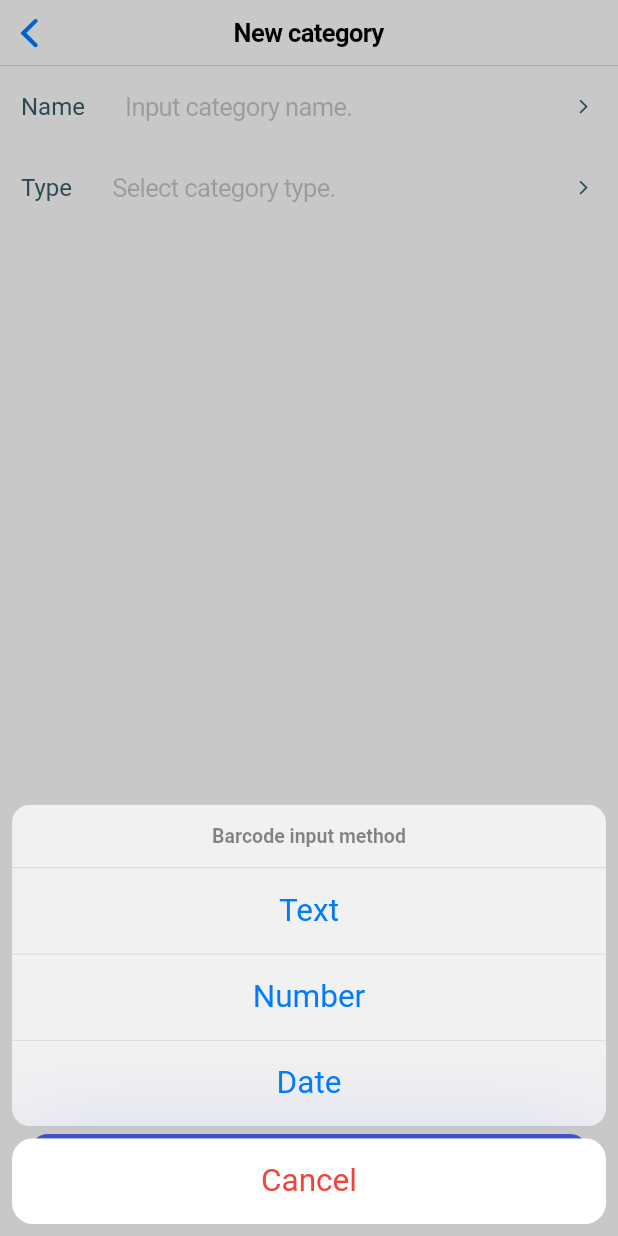
After one commit to daviresio/inventory_manager_app, a Flutter app: the AddCategoryPage screen opened directly, after a tap on "Type", on a phone screen of 412 x 824 dp. The commit adds this screen. Run offline on Flutter 3.47's test engine with Material 2 defaults, Android fonts, the phone set to English and light mode, and no system bars; our stand-ins replace cached_network_image, firebase_auth, firebase_core, firebase_crashlytics, firebase_storage, flutter_hooks and 9 more; missing offline and left inert: pedantic, strings; accounts and stored records are empty; network calls fail.

Commit message:
create category logic

```diff
--- /dev/null
+++ b/lib/components/inventory_float_action_button.dart
@@ -0,0 +1,24 @@
+import 'package:flutter/cupertino.dart';
+import 'package:inventory_manager/core/inventory_colors.dart';
+import 'package:inventory_manager/core/inventory_spacing.dart';
+
+class InventoryFloatActionButton extends StatelessWidget {
+  final String label;
+  final void Function() onPressed;
+
+  const InventoryFloatActionButton(
+      {required this.onPressed, required this.label});
+
+  @override
+  Widget build(BuildContext context) {
+    return Container(
+      width: MediaQuery.of(context).size.width,
+      margin: InventorySpacing.medium2.spacingHorizontal(),
+      child: CupertinoButton(
+        child: Text(label),
+        color: InventoryColors.primaryColor,
+        onPressed: onPressed,
+      ),
+    );
+  }
+}
--- /dev/null
+++ b/lib/controllers/category_controller.dart
@@ -0,0 +1,69 @@
+import 'package:flutter/material.dart';
+import 'package:hooks_riverpod/hooks_riverpod.dart';
+import 'package:inventory_manager/models/category/category_model.dart';
+import 'package:inventory_manager/services/category_service.dart';
+import 'package:uuid/uuid.dart';
+
+final categoriesNotifierProvider =
+    StateNotifierProvider<CategoriesNotifier>((ref) {
+  return CategoriesNotifier(ref.read);
+});
+
+final categoryNotifierProvider = StateNotifierProvider<CategoryNotifier>((ref) {
+  return CategoryNotifier(ref.read);
+});
+
+class CategoriesNotifier extends StateNotifier<CategoryList> {
+  final Reader read;
+  CategoriesNotifier(this.read, [CategoryList? categoryList])
+      : super(categoryList ?? CategoryList.loading());
+
+  getList() async {
+    var result = await CategoryService.listCategories();
+    if (result != null) {
+      state = CategoryList.data(result);
+    }
+  }
+}
+
+class CategoryNotifier extends StateNotifier<Category> {
+  final Reader read;
+  CategoryNotifier(this.read, [Category? category])
+      : super(category ??
+            Category.data(CategoryModel(
+              name: '',
+              valueType: '',
+              value: '',
+              id: Uuid().v4(),
+            )));
+
+  setName(String value) {
+    state.maybeWhen(
+      data: (data) {
+        state = Category.data(data.copyWith(name: value));
+      },
+      orElse: () {},
+    );
+  }
+
+  setType(String type) {
+    state.maybeWhen(
+      data: (data) {
+        state = Category.data(data.copyWith(valueType: type));
+      },
+      orElse: () {},
+    );
+  }
+
+  save(BuildContext context) async {
+    await state.maybeWhen(
+      data: (data) async {
+        state = Category.loading();
+        state = await CategoryService.createCategory(payload: data);
+        state = Category.data(data);
+        Navigator.of(context).pop(data);
+      },
+      orElse: () {},
+    );
+  }
+}
--- a/lib/models/category/category_model.dart
+++ b/lib/models/category/category_model.dart
@@ -12,4 +12,24 @@ class CategoryModel with _$CategoryModel {
     String? value,
     String? valueType,
   }) = _CategoryModel;
+
+  factory CategoryModel.fromJson(Map<String, dynamic> json) =>
+      _$CategoryModelFromJson(json);
 }
+
+@freezed
+class Category with _$Category {
+  const factory Category.data(CategoryModel category) = CategoryData;
+  const factory Category.loading() = CategoryLoading;
+  const factory Category.error(Object error, StackTrace stackTrace) =
+      CategoryError;
+}
+
+@freezed
+class CategoryList with _$CategoryList {
+  const factory CategoryList.data(List<CategoryModel> categories) =
+      CategoryListData;
+  const factory CategoryList.loading() = CategoryListLoading;
+  const factory CategoryList.error(Object error, StackTrace stackTrace) =
+      CategoryListError;
+}
--- /dev/null
+++ b/lib/screens/add_category_page.dart
@@ -0,0 +1,112 @@
+import 'package:flutter/cupertino.dart';
+import 'package:flutter/material.dart';
+import 'package:flutter_hooks/flutter_hooks.dart';
+import 'package:hooks_riverpod/hooks_riverpod.dart';
+import 'package:inventory_manager/components/input_row.dart';
+import 'package:inventory_manager/components/inventory_float_action_button.dart';
+import 'package:inventory_manager/controllers/category_controller.dart';
+import 'package:inventory_manager/core/inventory_colors.dart';
+import 'package:inventory_manager/models/category/category_model.dart';
+import 'package:strings/strings.dart';
+
+class AddCategoryPage extends HookWidget {
+  @override
+  Widget build(BuildContext context) {
+    var categoryState = useProvider(categoryNotifierProvider.state);
+    var nameController = useTextEditingController();
+    var valueTypeController = useTextEditingController();
+
+    Widget _body(CategoryModel category) {
+      return Material(
+        child: Scaffold(
+          appBar: CupertinoNavigationBar(
+            middle: Text('New category'),
+          ),
+          body: CustomScrollView(
+            slivers: [
+              SliverToBoxAdapter(
+                child: InputRow(
+                  label: 'Name',
+                  placeholder: 'Input category name.',
+                  controller: nameController,
+                  onChanged: (value) {
+                    context.read(categoryNotifierProvider).setName(value);
+                  },
+                ),
+              ),
+              SliverToBoxAdapter(
+                child: InputRow(
+                  label: 'Type',
+                  placeholder: 'Select category type.',
+                  controller: valueTypeController,
+                  onTap: () async {
+                    var result = await showCupertinoModalPopup(
+                      context: context,
+                      builder: (context) => CupertinoActionSheet(
+                        message: Text('Barcode input method'),
+                        actions: [
+                          CupertinoActionSheetAction(
+                            child: Text('Text'),
+                            onPressed: () async {
+                              Navigator.of(context).pop('TEXT');
+                            },
+                          ),
+                          CupertinoActionSheetAction(
+                            child: Text('Number'),
+                            onPressed: () async {
+                              Navigator.of(context).pop('NUMBER');
+                            },
+                          ),
+                          CupertinoActionSheetAction(
+                            child: Text('Date'),
+                            onPressed: () async {
+                              Navigator.of(context).pop('DATE');
+                            },
+                          ),
+                        ],
+                        cancelButton: CupertinoActionSheetAction(
+                          child: Text(
+                            'Cancel',
+                            style: TextStyle(color: InventoryColors.red),
+                          ),
+                          onPressed: () {
+                            Navigator.of(context).pop();
+                          },
+                        ),
+                      ),
+                    );
+
+                    if (result != null) {
+                      context.read(categoryNotifierProvider).setType(result);
+                      valueTypeController.text =
+                          capitalize(result.toLowerCase());
+                    }
+                  },
+                ),
+              ),
+            ],
+          ),
+          floatingActionButton: InventoryFloatActionButton(
+            onPressed: () async {
+              await context.read(categoryNotifierProvider).save(context);
+            },
+            label: 'Save',
+          ),
+          floatingActionButtonLocation:
+              FloatingActionButtonLocation.centerFloat,
+        ),
+      );
+    }
+
+    return categoryState.when(
+      data: (data) => _body(data),
+      loading: () => Container(
+        color: InventoryColors.white,
+        child: Center(
+          child: CupertinoActivityIndicator(),
+        ),
+      ),
+      error: (_, __) => Container(),
+    );
+  }
+}
--- /dev/null
+++ b/lib/services/category_service.dart
@@ -0,0 +1,66 @@
+import 'package:graphql_flutter/graphql_flutter.dart';
+import 'package:inventory_manager/core/error_handler.dart';
+import 'package:inventory_manager/models/category/category_model.dart';
+import 'package:inventory_manager/services/graphql_client_service.dart';
+
+class CategoryService {
+  static Future<Category> createCategory(
+      {required CategoryModel payload}) async {
+    String query = r'''
+      mutation CreateCategory($category: category_insert_input!) {
+        insert_category_one(object: $category) {
+          id
+          name
+          value
+          value_type
+        }
+      }
+    ''';
+
+    try {
+      final options = QueryOptions(
+        document: gql(query),
+        variables: <String, dynamic>{
+          'category': payload.toJson(),
+        },
+      );
+      final result = await GraphqlConfig.request(options: options);
+
+      if (result.hasException) throw result.exception!;
+
+      return Category.data(
+        CategoryModel.fromJson(result.data!['insert_category_one']),
+      );
+    } catch (e, s) {
+      InventoryError.recordError(e, s);
+      return Category.error(e, s);
+    }
+  }
+
+  static Future<List<CategoryModel>?> listCategories() async {
+    String query = r'''
+      query ListCategories {
+        category(order_by: {updated_at: desc}) {
+          id
+          name
+          value
+          value_type
+          created_at
+          updated_at
+        }
+      }
+    ''';
+
+    try {
+      final options = QueryOptions(document: gql(query));
+      final result = await GraphqlConfig.request(options: options);
+      var responseJson = result.data!['category'];
+      var data = responseJson.map((element) => CategoryModel.fromJson(element));
+
+      return List<CategoryModel>.from(data);
+    } catch (e, s) {
+      InventoryError.recordError(e, s);
+      return null;
+    }
+  }
+}
--- a/pubspec.yaml
+++ b/pubspec.yaml
@@ -40,6 +40,7 @@ dependencies:
   json_serializable: ^4.1.0
   flutter_svg: ^0.21.0-nullsafety.0
   shared_preferences: ^2.0.5
+  strings: ^0.2.1
   flutter:
     sdk: flutter
 
```
Also changed, not shown: lib/screens/add_product_page.dart (+12 -8 lines), lib/screens/categories_page.dart (added, +81 -0 lines), lib/services/product_service.dart (+0 -27 lines), lib/models/category/category_model.freezed.dart, pubspec.lock.
